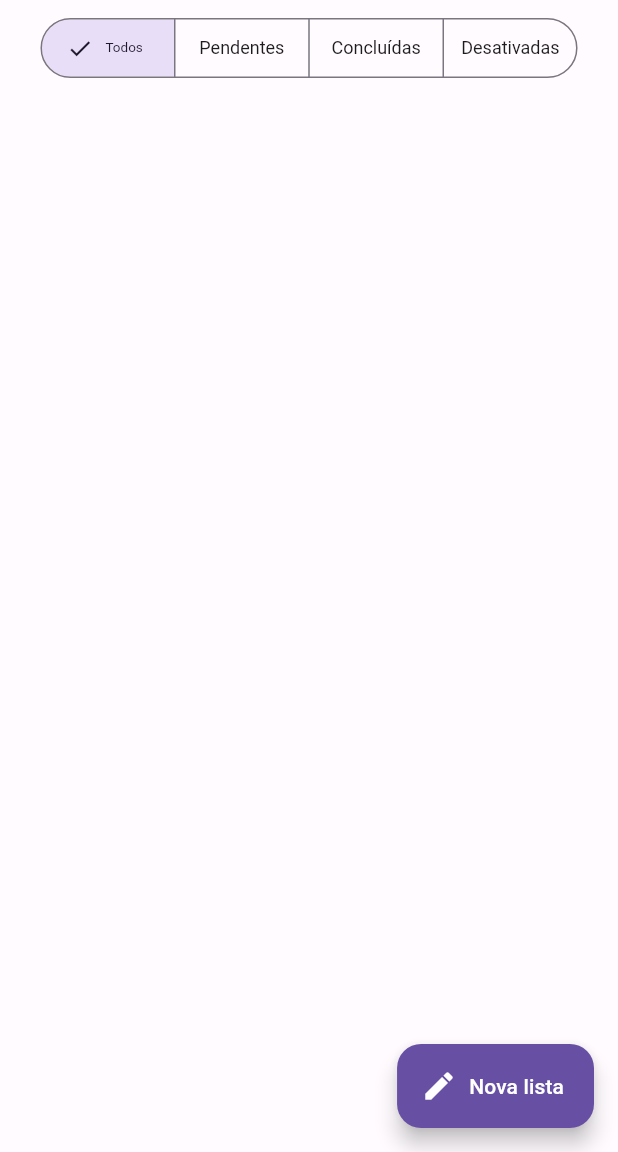
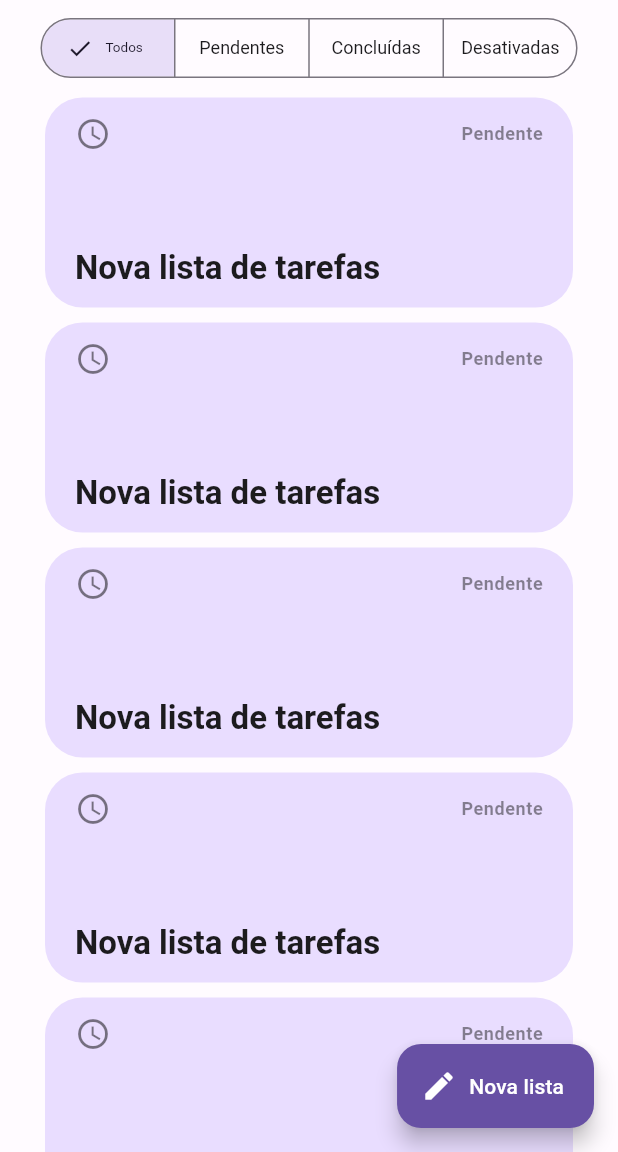
Before and after one commit to pr02nl/listinha, a Flutter app: the screen it shows after launch, on a phone screen of 412 x 824 dp, the part 84-1236 px from its top. Run offline on Flutter 3.47's test engine with Material 2 defaults, Android fonts, the phone set to English and light mode, and no system bars; our stand-ins replace flutter_modular, realm; generated files the repository leaves out were written again.

Commit message:
feat: :sparkles: adionado cads dos task na home

```diff
--- a/listinha_app/lib/src/home/home_page.dart
+++ b/listinha_app/lib/src/home/home_page.dart
@@ -1,7 +1,10 @@
 import 'package:flutter/material.dart';
+import 'package:realm/realm.dart';
 
+import '../shared/services/realm/models/task_model.dart';
 import '../shared/widgets/user_image_button.dart';
 import 'widgets/custom_drawer.dart';
+import 'widgets/task_card.dart';
 
 class HomePage extends StatefulWidget {
   const HomePage({super.key});
@@ -34,9 +37,42 @@ class _HomePageState extends State<HomePage> {
         icon: const Icon(Icons.edit),
       ),
       body: Center(
-        child: Column(
+        child: Stack(
           children: [
-            Padding(
+            ListView.separated(
+              padding: const EdgeInsets.only(
+                top: 65,
+                left: 30,
+                right: 30,
+                bottom: 200,
+              ),
+              itemBuilder: (_, index) {
+                final board = TaskBoardModel(
+                  Uuid.v4(),
+                  'Nova lista de tarefas',
+                  // tasks: [
+                  //   TaskModel(Uuid.v4(), '', complete: true),
+                  //   TaskModel(Uuid.v4(), '', complete: true),
+                  //   TaskModel(Uuid.v4(), ''),
+                  //   TaskModel(Uuid.v4(), ''),
+                  //   TaskModel(Uuid.v4(), '', complete: true),
+                  // ],
+                );
+                return TaskCard(
+                  board: board,
+                  height: 140,
+                );
+              },
+              itemCount: 100,
+              separatorBuilder: (BuildContext context, int index) {
+                return const SizedBox(
+                  height: 10,
+                );
+              },
+            ),
+            Align(
+              alignment: Alignment.topCenter,
+              child: Padding(
                 padding: const EdgeInsets.all(8),
                 child: SegmentedButton<int>(
                   segments: const [
@@ -61,6 +97,7 @@ class _HomePageState extends State<HomePage> {
                   onSelectionChanged: (values) {},
                 ),
               ),
+            ),
           ],
         ),
       ),
```
Lines whose indentation alone changed are shown as unchanged.
